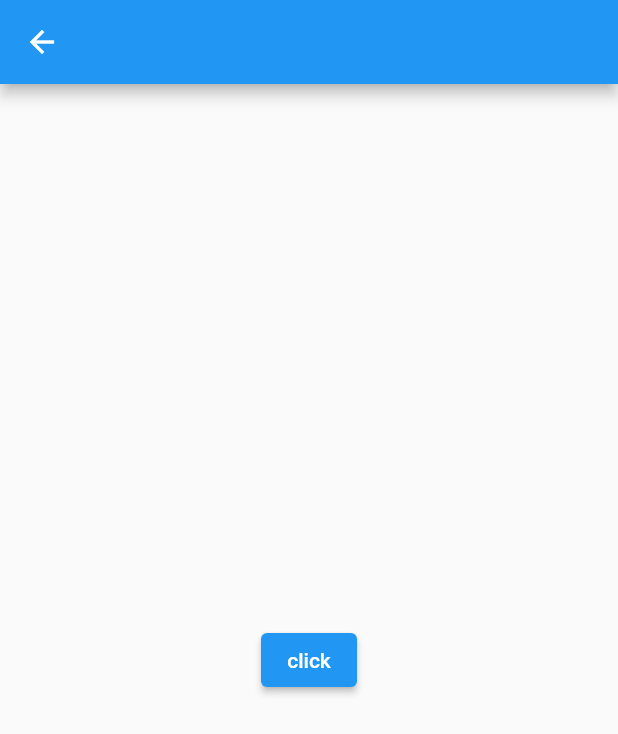
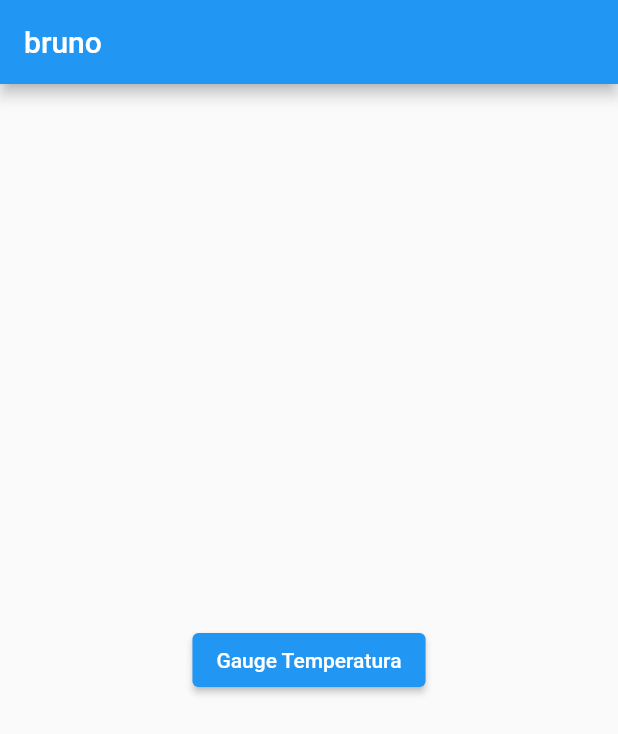
Before and after one commit to cyberbex/injecao_dependencias, a Flutter app: the HomePage screen opened directly, on a phone screen of 412 x 824 dp. Shown: the top 734 px of the screen. Run offline on Flutter 3.47's test engine with Material 2 defaults, Android fonts, the phone set to English and light mode, and no system bars; our stand-ins replace get_it; network calls fail.

Commit message:
adaptando o codigo

```diff
--- a/lib/injection/injection.dart
+++ b/lib/injection/injection.dart
@@ -1,6 +1,6 @@
 import 'package:flutter/cupertino.dart';
 import 'package:get_it/get_it.dart';
-import 'package:injecao_de_dependencia/manegers/requisicao.dart';
+import 'package:injecao_de_dependencia/models/requisicao.dart';
 import '../manegers/session_manager.dart';
 
 void configureDependencies() {
--- a/lib/main.dart
+++ b/lib/main.dart
@@ -1,6 +1,6 @@
 import 'package:flutter/material.dart';
 import 'package:injecao_de_dependencia/injection/injection.dart';
-import 'package:injecao_de_dependencia/pages/login_page.dart';
+import 'package:injecao_de_dependencia/pages/home.dart';
 
 void main() {
   configureDependencies();
@@ -8,7 +8,7 @@ void main() {
     const MaterialApp(
       title: 'Flutter Injector',
       debugShowCheckedModeBanner: false,
-      home: LoginPage(),
+      home: HomePage(),
     ),
   );
 }
--- a/lib/manegers/session_manager.dart
+++ b/lib/manegers/session_manager.dart
@@ -1,10 +1,5 @@
-import 'package:injecao_de_dependencia/manegers/requisicao.dart';
-
-import '../models/user.dart';
+import 'package:injecao_de_dependencia/models/requisicao.dart';
 
 class SessionManager {
-  User? user;
   RequisicaoHttp? rqHttp;
-
-
 }
--- a/lib/models/user.dart
+++ /dev/null
@@ -1,7 +0,0 @@
-class User {
-  User(this.name);
-  final String name;
-  escreve3() {
-    print(name);
-  }
-}
--- /dev/null
+++ b/lib/pages/home.dart
@@ -0,0 +1,42 @@
+import 'package:flutter/material.dart';
+import 'package:get_it/get_it.dart';
+import 'package:injecao_de_dependencia/models/requisicao.dart';
+import 'package:injecao_de_dependencia/manegers/session_manager.dart';
+
+import 'gauge_temp.dart';
+
+class HomePage extends StatefulWidget {
+  const HomePage({Key? key}) : super(key: key);
+
+  @override
+  State<HomePage> createState() => _HomePageState();
+}
+
+class _HomePageState extends State<HomePage> {
+  final sessionManager = GetIt.I.get<SessionManager>();
+  //final req = GetIt.I.get();
+  @override
+  void initState() {
+    // TODO: implement initState
+    super.initState();
+    sessionManager.rqHttp = RequisicaoHttp();
+  }
+
+  @override
+  Widget build(BuildContext context) {
+    return Scaffold(
+      appBar: AppBar(
+        title: const Text('bruno'),
+      ),
+      body: Center(
+        child: ElevatedButton(
+          child: const Text('Gauge Temperatura'),
+          onPressed: () {
+            Navigator.of(context)
+                .push(MaterialPageRoute(builder: (_) => const GaugeTemp()));
+          },
+        ),
+      ),
+    );
+  }
+}
```
Also changed, not shown: lib/models/requisicao.dart (renamed from lib/manegers/requisicao.dart, +0 -8 lines), lib/pages/gauge_temp.dart (renamed from lib/pages/home_page.dart, +5 -6 lines), lib/pages/login_page.dart (deleted, +0 -44 lines).
